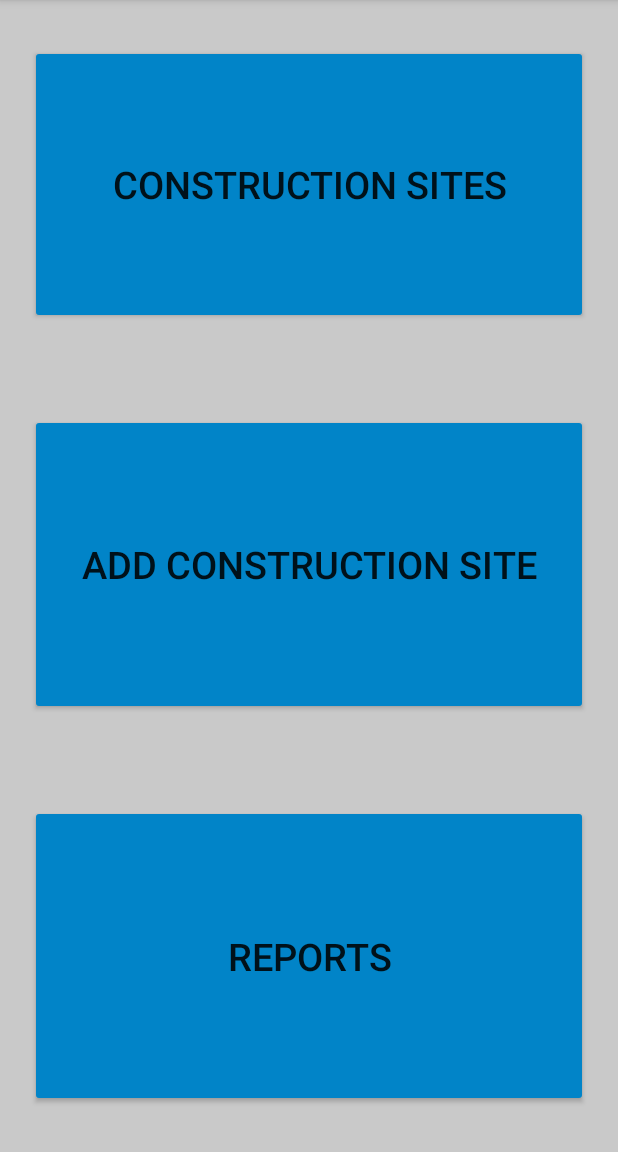
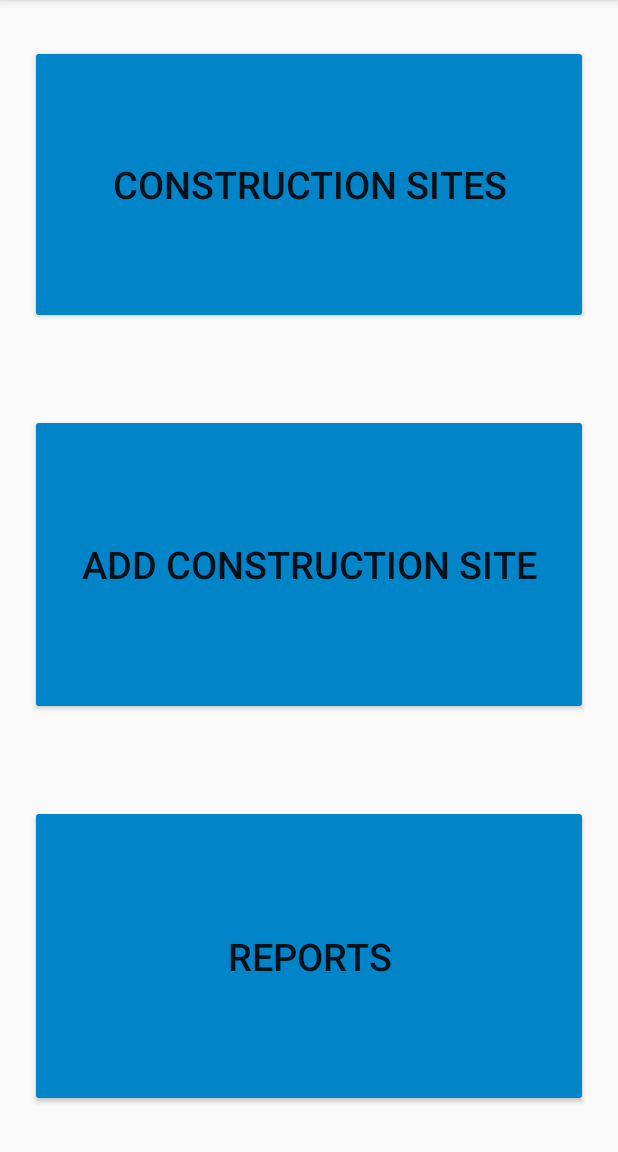
Before and after one commit to HutterSven/ConRep, an Android app: the screen it shows after launch (MainActivity), on a phone screen of 412 x 824 dp, the part 84-1236 px from its top. Run offline under Robolectric (Android 15) with nearby library versions, the phone set to English and light mode, and no system bars.

```diff
--- a/app/src/main/java/com/example/conrep/ui/BaseActivity.java
+++ b/app/src/main/java/com/example/conrep/ui/BaseActivity.java
@@ -43,7 +43,7 @@ public class BaseActivity extends AppCompatActivity{
         super.onCreate(savedInstanceState);
         PreferenceManager.setDefaultValues(this, R.xml.preferences, false);
         SharedPreferences sharedPref = PreferenceManager.getDefaultSharedPreferences(this);
-        switch (KEY_PREF_LANGUAGE) {
+        switch (sharedPref.getString("pref_language", "EN")) {
             case "EN":
                 Locale localeEN = new Locale("EN");
                 setLocaleOnCreate(localeEN);
--- a/app/src/main/res/layout/activity_main.xml
+++ b/app/src/main/res/layout/activity_main.xml
@@ -10,7 +10,6 @@
         android:id="@+id/linearLayout"
         android:layout_width="0dp"
         android:layout_height="0dp"
-        android:background="#C9C9C9"
         android:orientation="vertical"
         app:layout_constraintBottom_toBottomOf="parent"
         app:layout_constraintEnd_toEndOf="parent"
@@ -23,8 +22,8 @@
             android:layout_height="40dp"
             android:layout_marginLeft="20dp"
             android:layout_marginTop="30dp"
+            android:layout_marginRight="20dp"
             android:layout_marginBottom="30dp"
-            android:layout_marginRight="20dp"
             android:layout_weight="1"
             android:backgroundTint="@color/blue"
             android:text="@string/Construction_site_list"
@@ -36,13 +35,12 @@
             android:layout_height="wrap_content"
             android:layout_marginLeft="20dp"
             android:layout_marginTop="30dp"
+            android:layout_marginRight="20dp"
             android:layout_marginBottom="30dp"
-            android:layout_marginRight="20dp"
             android:layout_weight="1"
             android:backgroundTint="@color/blue"
             android:text="@string/add_construction_site"
-            android:textSize="25sp"
-            />
+            android:textSize="25sp" />
 
         <Button
             android:id="@+id/btnReportList"
@@ -50,12 +48,11 @@
             android:layout_height="wrap_content"
             android:layout_marginLeft="20dp"
             android:layout_marginTop="30dp"
+            android:layout_marginRight="20dp"
             android:layout_marginBottom="30dp"
-            android:layout_marginRight="20dp"
             android:layout_weight="1"
             android:backgroundTint="@color/blue"
             android:text="@string/reportlist"
-            android:textSize="25sp"
-            />
+            android:textSize="25sp" />
     </LinearLayout>
 </androidx.constraintlayout.widget.ConstraintLayout>
--- a/app/src/main/res/values-night/themes.xml
+++ b/app/src/main/res/values-night/themes.xml
@@ -1,6 +1,6 @@
 <resources>
     <!-- Base application theme. -->
-    <style name="Theme.ConRep" parent="Theme.AppCompat.Light.DarkActionBar">
+    <style name="Theme.ConRep" parent="Theme.AppCompat.DayNight">
         <!-- Primary brand color. -->
         <item name="colorPrimary">@color/blue</item>
         <item name="colorPrimaryVariant">@color/darkblue</item>
@@ -10,5 +10,8 @@
         <item name="colorSecondaryVariant">@color/teal_200</item>
         <item name="colorOnSecondary">@color/black</item>
         <!-- Customize your theme here. -->
+
+        <item name="windowActionBar">false</item>
+        <item name="windowNoTitle">true</item>
     </style>
 </resources>
--- a/app/src/main/res/values/strings.xml
+++ b/app/src/main/res/values/strings.xml
@@ -100,8 +100,8 @@
     <string name="key_darkmode">key_darkmode</string>
 
     <string-array name="languages_array">
+        <item>English</item>
         <item>Deutsch</item>
-        <item>English</item>
     </string-array>
 
     <string-array name="language_values_array">
--- a/app/src/main/res/values/themes.xml
+++ b/app/src/main/res/values/themes.xml
@@ -1,6 +1,6 @@
 <resources>
     <!-- Base application theme. -->
-    <style name="Theme.ConRep" parent="Theme.AppCompat.DayNight">
+    <style name="Theme.ConRep" parent="Theme.AppCompat.DayNight.NoActionBar">
         <!-- Primary brand color. -->
         <item name="colorPrimary">@color/blue</item>
         <item name="colorPrimaryVariant">@color/darkblue</item>
```
Also changed, not shown: app/src/main/java/com/example/conrep/ui/actionBar/SettingsActivity.java (+1 -11 lines), app/src/main/java/com/example/conrep/ui/actionBar/SettingsFragment.java (+16 -12 lines), 1 other file.
